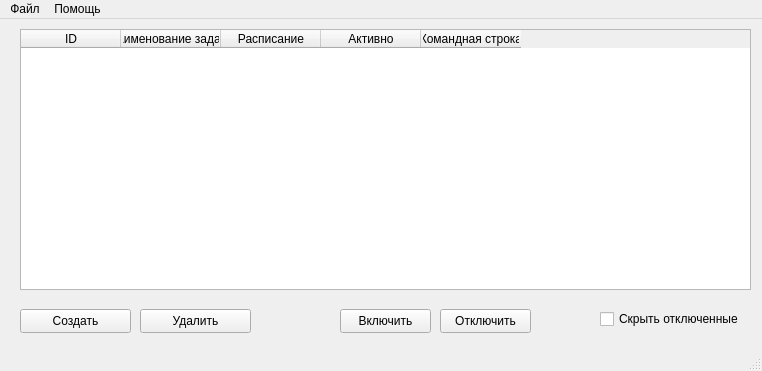
Old version of the form UI/mainwindow.ui in the repository Zhmot666/PGbackuper.
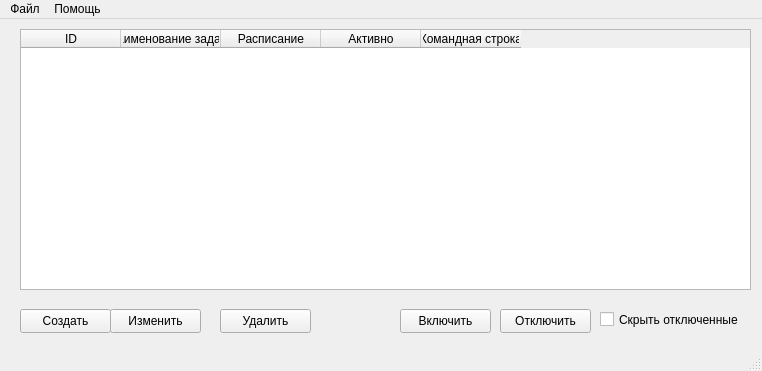
New version of the form.

```diff
--- a/UI/mainwindow.ui
+++ b/UI/mainwindow.ui
@@ -54,7 +54,7 @@
      <rect>
       <x>20</x>
       <y>290</y>
-      <width>111</width>
+      <width>91</width>
       <height>24</height>
      </rect>
     </property>
@@ -65,7 +65,7 @@
    <widget class="QPushButton" name="ActiveTaskButton">
     <property name="geometry">
      <rect>
-      <x>340</x>
+      <x>400</x>
       <y>290</y>
       <width>91</width>
       <height>24</height>
@@ -78,7 +78,7 @@
    <widget class="QPushButton" name="DeactivTaskButton">
     <property name="geometry">
      <rect>
-      <x>440</x>
+      <x>500</x>
       <y>290</y>
       <width>91</width>
       <height>24</height>
@@ -94,7 +94,7 @@
       <x>600</x>
       <y>290</y>
       <width>151</width>
-      <height>20</height>
+      <height>21</height>
      </rect>
     </property>
     <property name="text">
@@ -104,9 +104,9 @@
    <widget class="QPushButton" name="DeleteTaskButton">
     <property name="geometry">
      <rect>
-      <x>140</x>
+      <x>220</x>
       <y>290</y>
-      <width>111</width>
+      <width>91</width>
       <height>24</height>
      </rect>
     </property>
@@ -114,6 +114,19 @@
      <string>Удалить</string>
     </property>
    </widget>
+   <widget class="QPushButton" name="EditTaskButton">
+    <property name="geometry">
+     <rect>
+      <x>110</x>
+      <y>290</y>
+      <width>91</width>
+      <height>24</height>
+     </rect>
+    </property>
+    <property name="text">
+     <string>Изменить</string>
+    </property>
+   </widget>
   </widget>
   <widget class="QMenuBar" name="menubar">
    <property name="geometry">
```
Left out of the diff: 4 changed lines with no effect on the pictures.
